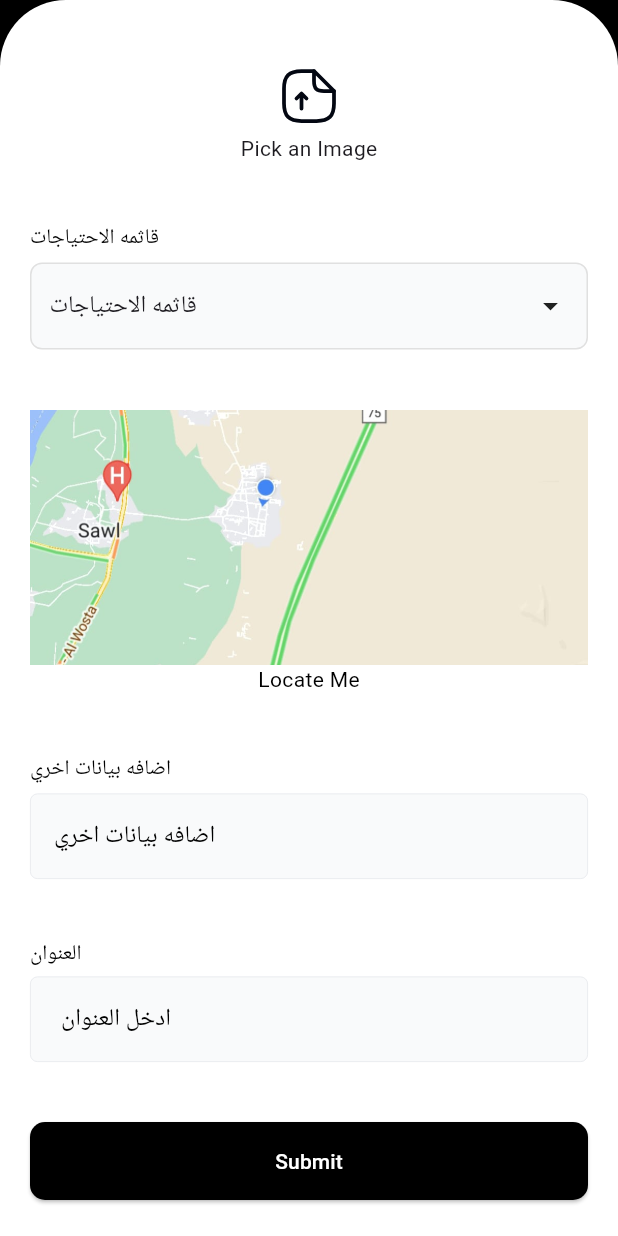
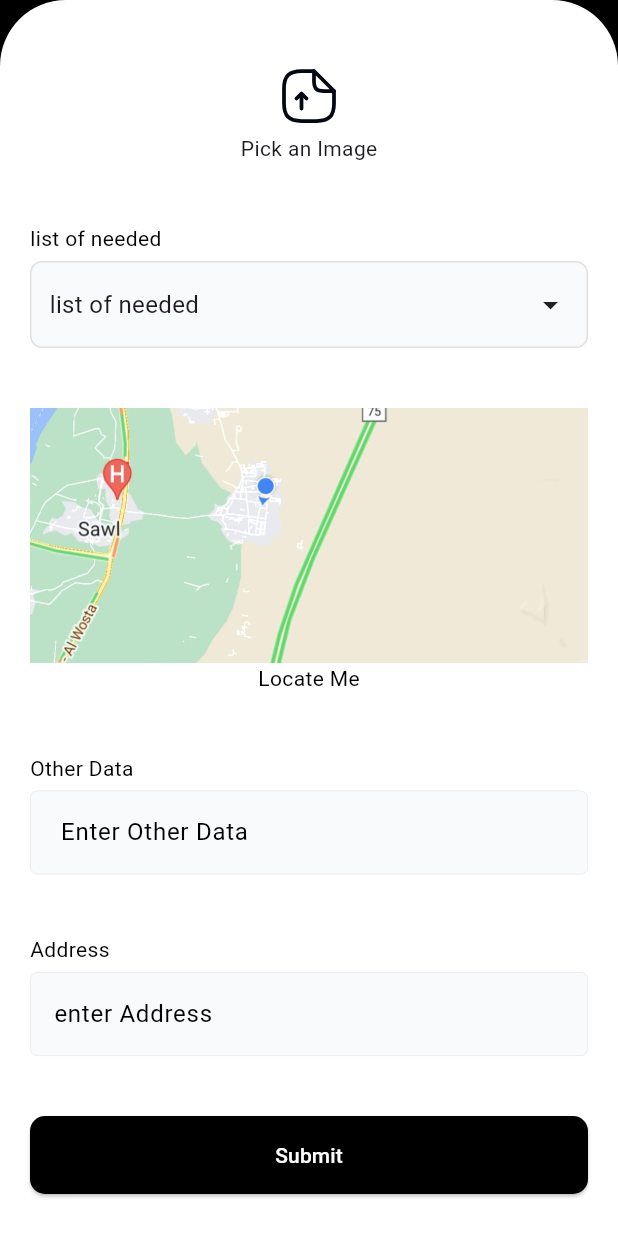
Before and after one commit to Megatron-soft/help-homeles, a Flutter app: the MyHomePage screen opened directly, after a tap on the "add" icon, on a phone screen of 412 x 824 dp. Run offline on Flutter 3.47's test engine with Material 3 defaults, Android fonts, the phone set to English and light mode, and no system bars; our stand-ins replace bloc, cached_network_image, camera, dio, flutter_bloc, flutter_dotenv and 10 more; accounts and stored records are empty; generated files the repository leaves out were written again; network calls fail.

Commit message:
first apk

```diff
--- a/lib/splash_screen/screen/splash_screen.dart
+++ b/lib/splash_screen/screen/splash_screen.dart
@@ -2,6 +2,7 @@ import 'package:flutter/material.dart';
 import 'package:flutter_bloc/flutter_bloc.dart';
 import 'package:flutter_screenutil/flutter_screenutil.dart';
 import 'package:geolocator/geolocator.dart';
+import 'package:shelter/helper/helper.dart';
 import 'package:shelter/ui/map_screen/logic/map_cubit.dart';
 import 'package:shelter/ui/map_screen/presentation/screen/map_screen.dart';
 
@@ -53,6 +54,7 @@ class _SplashScreenState extends State<SplashScreen> {
     // Define the duration for which the splash screen should be displayed
 
     Future.delayed(const Duration(seconds: 3), () {
+      CacheHelper.saveData(key: "lang",value: "ar");
       Navigator.push(
         context,
         MaterialPageRoute(
--- a/lib/ui/add_card/logic/cubit/add_card_cubit.dart
+++ b/lib/ui/add_card/logic/cubit/add_card_cubit.dart
@@ -71,7 +71,7 @@ class AddCardCubit extends Cubit<AddCardState> {
       );
 
       final response = await Dio().post(
-        'https://test.ysk-comics.com/api/v1/homelesses',
+        'https://shelter.megatron-soft.com/api/v1/homelesses',
         data: formData,
         options: options,
       );
--- a/lib/ui/add_card/presention/screen/add_screen.dart
+++ b/lib/ui/add_card/presention/screen/add_screen.dart
@@ -43,6 +43,7 @@ class _AddCardScreenState extends State<AddCardScreen> {
 
 // Store selected category IDs to send to the API
   List<int> selectedIds = [];
+
   Future<void> _pickImage() async {
     final picker = ImagePicker();
     final pickedFile = await picker.pickImage(source: ImageSource.gallery);
@@ -59,13 +60,13 @@ class _AddCardScreenState extends State<AddCardScreen> {
   @override
   void initState() {
     // TODO: implement initState
-    AddCardCubit().fetchCategories('https://test.ysk-comics.com/api/v1');
-  print(CacheHelper.getData(key: "lang"))  ;
-  print(CacheHelper.getData(key: "lang"))  ;
-  print(CacheHelper.getData(key: "lang"))  ;
-  print(CacheHelper.getData(key: "lang"))  ;
-  print(CacheHelper.getData(key: "lang"))  ;
-  print(CacheHelper.getData(key: "lang"))  ;
+    AddCardCubit().fetchCategories('https://shelter.megatron-soft.com/api/v1');
+    print(CacheHelper.getData(key: "lang"));
+    print(CacheHelper.getData(key: "lang"));
+    print(CacheHelper.getData(key: "lang"));
+    print(CacheHelper.getData(key: "lang"));
+    print(CacheHelper.getData(key: "lang"));
+    print(CacheHelper.getData(key: "lang"));
     CacheHelper.getData(key: "lang");
     CacheHelper.getData(key: "lang");
     CacheHelper.getData(key: "lang");
@@ -80,8 +81,7 @@ class _AddCardScreenState extends State<AddCardScreen> {
 
     return BlocProvider(
       create: (context) =>
-      AddCardCubit()
-        ..fetchCategories('https://test.ysk-comics.com/api/v1'),
+          AddCardCubit()..fetchCategories('https://shelter.megatron-soft.com/api/v1'),
       child: AuthLayout(
         children: [
           // Padding(
@@ -141,9 +141,14 @@ class _AddCardScreenState extends State<AddCardScreen> {
             },
             builder: (context, state) {
               return CustomMultiSelectDropdownField<String>(
-                label: CacheHelper.getData(key: "lang")=="ar"?"list of needed":"قاثمه الاحتياجات",
-                hintText: CacheHelper.getData(key: "lang")=="ar"?"list of needed":"قاثمه الاحتياجات",
-                selectedValues: selectedNames,  // Display category names in the UI
+                label: CacheHelper.getData(key: "lang") == "ar"
+                    ? "list of needed"
+                    : "قاثمه الاحتياجات",
+                hintText: CacheHelper.getData(key: "lang") == "ar"
+                    ? "list of needed"
+                    : "قاثمه الاحتياجات",
+                selectedValues: selectedNames,
+                // Display category names in the UI
                 items: data.isNotEmpty
                     ? data
                         .map((category) => category.name ?? '')
@@ -156,8 +161,13 @@ class _AddCardScreenState extends State<AddCardScreen> {
 
                   // Safely map selected names to their corresponding IDs
                   selectedIds = selectedItems
-                      .map((selectedName) => data.firstWhere((cat) => cat.name == selectedName).id ?? 0)  // Use ?? 0 to handle null cases
-                      .where((id) => id != 0)  // Ensure no default values are included
+                      .map((selectedName) =>
+                          data
+                              .firstWhere((cat) => cat.name == selectedName)
+                              .id ??
+                          0) // Use ?? 0 to handle null cases
+                      .where((id) =>
+                          id != 0) // Ensure no default values are included
                       .toList();
 
                   print("Selected names: $selectedNames");
@@ -238,28 +248,38 @@ class _AddCardScreenState extends State<AddCardScreen> {
           const SizedBox(height: 40),
 
           CustomTextFormFieldWithLabel(
-            label:CacheHelper.getData(key: "lang")=="ar"? "Other Data":"اضافه بيانات اخري",
-            hintText: CacheHelper.getData(key: "lang")=="ar"?" Enter Other Data":"اضافه بيانات اخري",
+            label: CacheHelper.getData(key: "lang") == "ar"
+                ? "Other Data"
+                : "اضافه بيانات اخري",
+            hintText: CacheHelper.getData(key: "lang") == "ar"
+                ? " Enter Other Data"
+                : "اضافه بيانات اخري",
             controller: addDataController,
           ),
 
           const SizedBox(height: 40),
 
           CustomTextFormFieldWithLabel(
-            label:CacheHelper.getData(key: "lang")=="ar"? "Address":"العنوان",
-            hintText: CacheHelper.getData(key: "lang")=="ar"? "enter Address":" ادخل العنوان",
+            label: CacheHelper.getData(key: "lang") == "ar"
+                ? "Address"
+                : "العنوان",
+            hintText: CacheHelper.getData(key: "lang") == "ar"
+                ? "enter Address"
+                : " ادخل العنوان",
             controller: addressController,
           ),
           const SizedBox(height: 40),
           BlocConsumer<AddCardCubit, AddCardState>(
             listener: (context, state) {
-              if(state is AddCardError)
-                {
+              if (state is AddCardError) {
                 Helper.showToast(AppLocalizations.of(context)!.enterAllData);
               }
-              if(state is AddCardSuccess)
-                {
-                  Helper.showToast(CacheHelper.getData(key: "lang")=="ar"?"The data has been added successfully wait until it is approved":"تم اضافه البيانات بنجاج انتظر حتي يم الموافقه عليها");
+              if (state is AddCardSuccess) {
+                Helper.showToast(CacheHelper.getData(key: "lang") == "ar"
+                        ? "The data has been added successfully wait until it is approved"
+                        : "تم اضافه البيانات بنجاج انتظر حتي يم الموافقه عليها")
+                    ;
+                Navigator.pop(context);
               }
               // TODO: implement listener
             },
@@ -272,7 +292,7 @@ class _AddCardScreenState extends State<AddCardScreen> {
                     return;
                   }
 
-                  if ( selectedLogo == null) {
+                  if (selectedLogo == null) {
                     Helper.showToast(AppLocalizations.of(context)!.takePicture);
                     return;
                   }
@@ -294,8 +314,7 @@ class _AddCardScreenState extends State<AddCardScreen> {
                       longitude: long,
                       categories: selectedIds,
                       note: addDataController.text.trim(),
-                  address: addressController.text.trim()
-                  );
+                      address: addressController.text.trim());
 
                   // blocContext.read<HomelessCubit>().addPerson(cardData,
                   //     imageFileNotifier.value, imagePathNotifier.value);
--- a/lib/ui/map_screen/data/models/get_map_workshops_response.dart
+++ b/lib/ui/map_screen/data/models/get_map_workshops_response.dart
@@ -30,6 +30,7 @@ class GetMapWorkshopsResponse {
 class Data {
   int? id;
   String? latitude;
+  String? image;
   String? longitude;
   List<Categories>? categories;
   String? address;
@@ -39,6 +40,7 @@ class Data {
       {this.id,
         this.latitude,
         this.longitude,
+        this.image,
         this.categories,
         this.address,
         this.distance});
@@ -46,6 +48,7 @@ class Data {
   Data.fromJson(Map<String, dynamic> json) {
     id = json['id'];
     latitude = json['latitude'];
+    image = json['image'];
     longitude = json['longitude'];
     if (json['categories'] != null) {
       categories = <Categories>[];
@@ -61,6 +64,7 @@ class Data {
     final Map<String, dynamic> data = new Map<String, dynamic>();
     data['id'] = this.id;
     data['latitude'] = this.latitude;
+    data['image'] = this.image;
     data['longitude'] = this.longitude;
     if (this.categories != null) {
       data['categories'] = this.categories!.map((v) => v.toJson()).toList();
--- a/lib/ui/map_screen/presentation/widgets/map_widget.dart
+++ b/lib/ui/map_screen/presentation/widgets/map_widget.dart
@@ -108,7 +108,7 @@ class MapWidget extends StatelessWidget {
     List<Marker> markerList = [];
     for (var entry in cars.asMap().entries) {
       final markerId = 'car_${entry.key}';
-      final imageUrl = entry.value.workShopImage; // Use the URL directly
+      final imageUrl = entry.value.image; // Use the URL directly
 
       final icon = await _getCarIcon(imageUrl); // Fetch the icon dynamically
 
--- a/lib/ui/show_user_data/presentation/screen/show_user_data.dart
+++ b/lib/ui/show_user_data/presentation/screen/show_user_data.dart
@@ -1,6 +1,7 @@
 import 'package:flutter/material.dart';
 import 'package:flutter_bloc/flutter_bloc.dart';
 import 'package:flutter_screenutil/flutter_screenutil.dart';
+import 'package:shelter/helper/helper.dart';
 import 'package:shelter/ui/show_user_data/data/logic/get_data_cubit.dart';
 import 'package:shelter/ui/widgets/layout_widget.dart';
 
@@ -39,7 +40,7 @@ class _ShowUserDataState extends State<ShowUserData> {
           return AuthLayout(children: [
             Center(
               child: Text(
-                "User Need",
+                CacheHelper.getData(key: "lang")=="ar"?  "User Need":"الاحتياجات الشخصيه",
                 style: TextStyle(color: Colors.black, fontSize: 30.sp),
               ),
             ),
@@ -53,7 +54,7 @@ class _ShowUserDataState extends State<ShowUserData> {
               height: 10.h,
             ),
             Text(
-              "Need",
+              CacheHelper.getData(key: "lang")=="ar"?  "Need":"الاحتياجات",
               style: TextStyle(color: Colors.black, fontSize: 30.sp),
             ),
             Divider(),
@@ -91,7 +92,7 @@ class _ShowUserDataState extends State<ShowUserData> {
             ),
             Divider(),
             Text(
-              "address:${widget.data!.address.toString()}",
+              CacheHelper.getData(key: "lang")=="ar"? "address:${widget.data!.address.toString()}":"العنوان:${widget.data!.address.toString()}",
               style: TextStyle(color: Colors.black, fontSize: 20.sp),
             ),
             SizedBox(
@@ -99,7 +100,7 @@ class _ShowUserDataState extends State<ShowUserData> {
             ),
             Divider(),
             Text(
-              "note:${widget.data!.note==null?"":widget.data!.note}",
+              CacheHelper.getData(key: "lang")=="ar"?  "note:${widget.data!.note==null?"":widget.data!.note}":"ملاحظات:${widget.data!.note==null?"":widget.data!.note}",
               style: TextStyle(color: Colors.black, fontSize: 20.sp),
             ),
             Divider(),
--- a/lib/ui/widgets/drower.dart
+++ b/lib/ui/widgets/drower.dart
@@ -30,7 +30,7 @@ class _AppDrawerState extends State<AppDrawer> {
                   SvgPicture.asset("lib/res/person.svg"),
                   SizedBox(width: 8.w),
                   Text(
-                    "About Us",
+                    CacheHelper.getData(key: "lang")=="ar"? "About Us":"نبذه عنا",
                     style: TextStyle(color: Colors.black),
                   ),
                 ],
@@ -68,7 +68,7 @@ class _AppDrawerState extends State<AppDrawer> {
                               CacheHelper.getData(key: "lang");
                             },
                             child: Text(
-                              state == "en" ? "عربي" : "english",
+                              state == "en" ? "عربي" : "English",
                               style: TextStyle(color: Colors.black),
                             ));
                       },
```
Also changed, not shown: lib/ui/map_screen/logic/map_cubit.dart (+10 -2 lines), lib/ui/map_screen/presentation/screen/map_screen.dart (+14 -4 lines), lib/ui/show_user_data/data/logic/get_data_cubit.dart (+9 -2 lines). Lines whose indentation alone changed are shown as unchanged.
